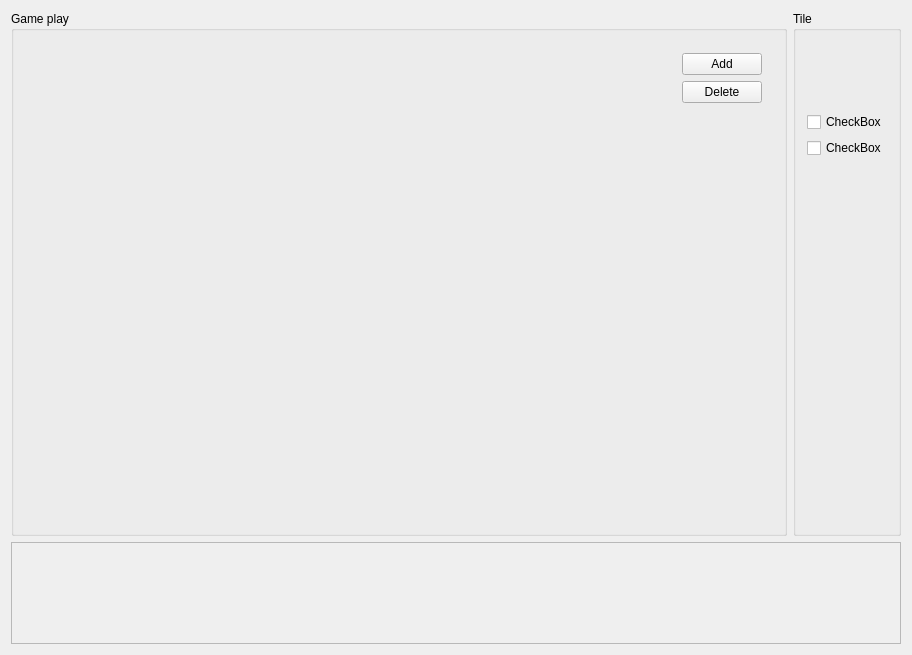
Qt form levelEdit/CMainWindow.ui (clebail/tilegame) before a commit.
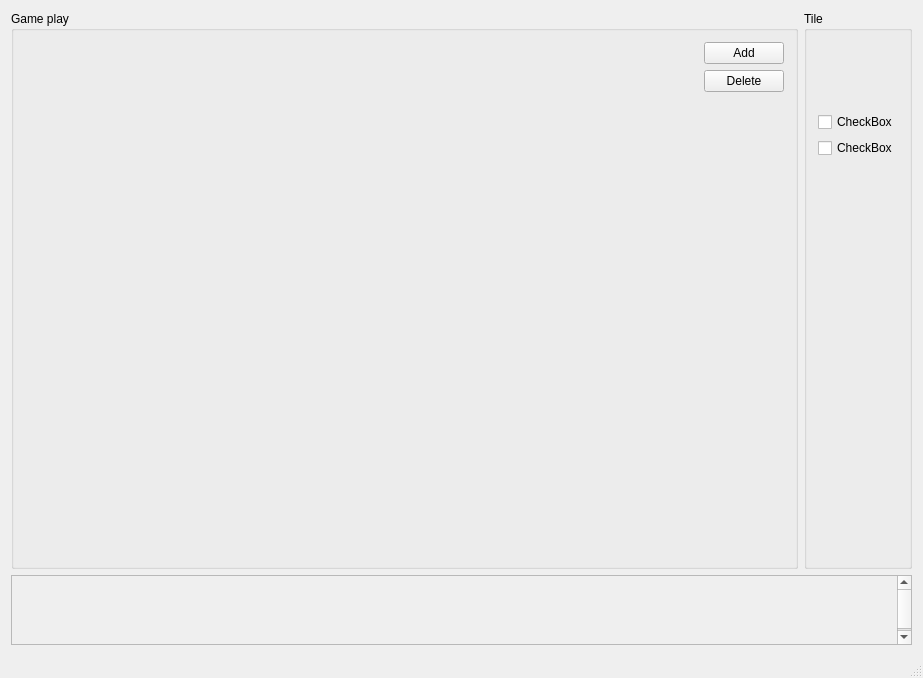
The same form after that commit. Icons and pictures are not drawn. Custom widgets are drawn as their Qt base class.

```diff
--- a/levelEdit/CMainWindow.ui
+++ b/levelEdit/CMainWindow.ui
@@ -43,6 +43,55 @@
          </property>
          <layout class="QHBoxLayout" name="horizontalLayout_2">
           <item>
+           <widget class="QWidget" name="widget" native="true">
+            <layout class="QGridLayout" name="gridLayout">
+             <property name="leftMargin">
+              <number>6</number>
+             </property>
+             <property name="topMargin">
+              <number>6</number>
+             </property>
+             <property name="rightMargin">
+              <number>6</number>
+             </property>
+             <property name="bottomMargin">
+              <number>6</number>
+             </property>
+             <item row="0" column="1">
+              <widget class="QLabel" name="lblUp">
+               <property name="enabled">
+                <bool>false</bool>
+               </property>
+               <property name="sizePolicy">
+                <sizepolicy hsizetype="Preferred" vsizetype="Fixed">
+                 <horstretch>0</horstretch>
+                 <verstretch>0</verstretch>
+                </sizepolicy>
+               </property>
+               <property name="minimumSize">
+                <size>
+                 <width>0</width>
+                 <height>15</height>
+                </size>
+               </property>
+               <property name="maximumSize">
+                <size>
+                 <width>16777215</width>
+                 <height>15</height>
+                </size>
+               </property>
+               <property name="text">
+                <string/>
+               </property>
+               <property name="pixmap">
+                <pixmap resource="leveledit.qrc">:/levelEdit/images/chevronUp.png</pixmap>
+               </property>
+               <property name="alignment">
+                <set>Qt::AlignCenter</set>
+               </property>
+              </widget>
+             </item>
+             <item row="1" column="1">
            <widget class="CWidgetGamePlay" name="wGamePlay" native="true">
             <property name="sizePolicy">
              <sizepolicy hsizetype="Fixed" vsizetype="Fixed">
@@ -67,9 +116,58 @@
             </property>
            </widget>
           </item>
+             <item row="1" column="0">
+              <widget class="QLabel" name="lblLeft">
+               <property name="enabled">
+                <bool>false</bool>
+               </property>
+               <property name="sizePolicy">
+                <sizepolicy hsizetype="Fixed" vsizetype="Preferred">
+                 <horstretch>0</horstretch>
+                 <verstretch>0</verstretch>
+                </sizepolicy>
+               </property>
+               <property name="minimumSize">
+                <size>
+                 <width>15</width>
+                 <height>0</height>
+                </size>
+               </property>
+               <property name="maximumSize">
+                <size>
+                 <width>15</width>
+                 <height>16777215</height>
+                </size>
+               </property>
+               <property name="text">
+                <string/>
+               </property>
+               <property name="pixmap">
+                <pixmap resource="leveledit.qrc">:/levelEdit/images/chevronLeft.png</pixmap>
+               </property>
+              </widget>
+             </item>
+            </layout>
+           </widget>
+          </item>
           <item>
            <widget class="QWidget" name="widget_3" native="true">
             <layout class="QVBoxLayout" name="verticalLayout_3">
+             <property name="spacing">
+              <number>6</number>
+             </property>
+             <property name="leftMargin">
+              <number>0</number>
+             </property>
+             <property name="topMargin">
+              <number>0</number>
+             </property>
+             <property name="rightMargin">
+              <number>0</number>
+             </property>
+             <property name="bottomMargin">
+              <number>0</number>
+             </property>
              <item>
               <widget class="QPushButton" name="pbAdd">
                <property name="text">
@@ -104,6 +202,21 @@
         </widget>
        </item>
        <item>
+        <widget class="QWidget" name="widget_4" native="true">
+         <layout class="QVBoxLayout" name="verticalLayout_5">
+          <property name="leftMargin">
+           <number>0</number>
+          </property>
+          <property name="topMargin">
+           <number>0</number>
+          </property>
+          <property name="rightMargin">
+           <number>0</number>
+          </property>
+          <property name="bottomMargin">
+           <number>0</number>
+          </property>
+          <item>
         <widget class="QGroupBox" name="gbTile">
          <property name="title">
           <string>Tile</string>
@@ -164,6 +277,9 @@
       </layout>
      </widget>
     </item>
+      </layout>
+     </widget>
+    </item>
     <item>
      <widget class="QScrollArea" name="scrollArea">
       <property name="widgetResizable">
@@ -189,10 +305,15 @@
      <x>0</x>
      <y>0</y>
      <width>896</width>
-     <height>18</height>
+     <height>29</height>
     </rect>
    </property>
   </widget>
+  <widget class="QStatusBar" name="statusBar">
+   <property name="styleSheet">
+    <string notr="true"/>
+   </property>
+  </widget>
  </widget>
  <layoutdefault spacing="6" margin="11"/>
  <customwidgets>
```
Left out of the diff: 4 changed lines with no effect on the pictures. Lines whose indentation alone changed are shown as unchanged.
